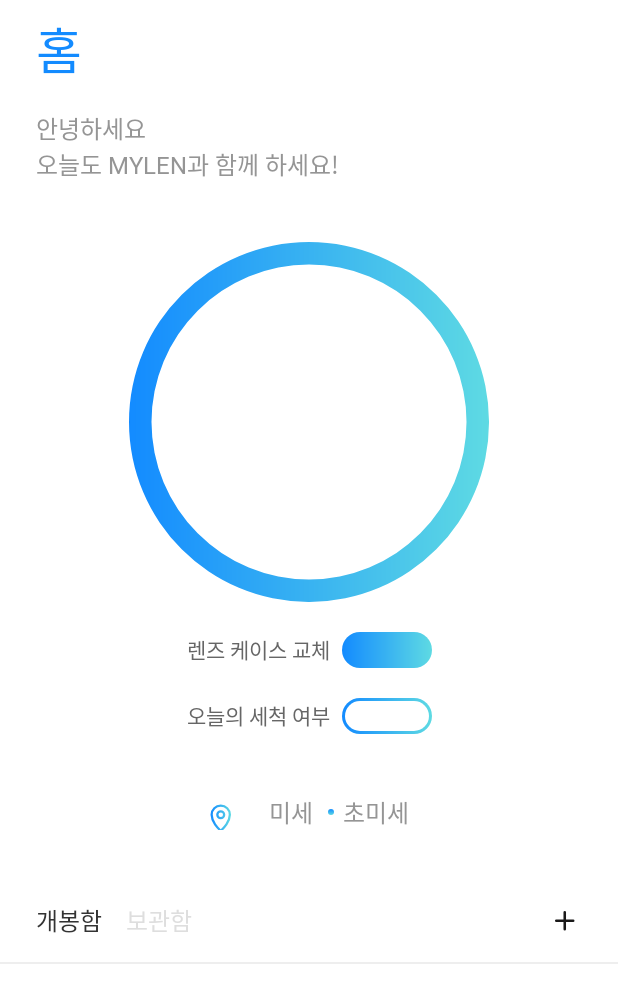
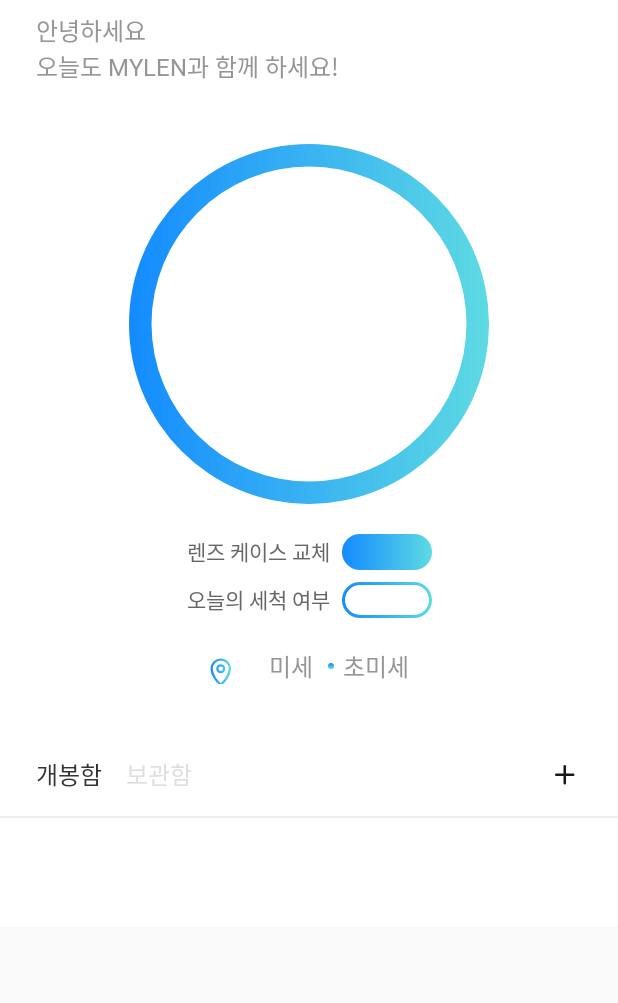
Before and after one commit to soo5717/Mylen, an Android app: the layout fragment_main.xml on its own in the app's theme, with its tools: preview values and no code run, on a phone screen of 412 x 824 dp. Shown: the top 1003 px of the screen. Run offline under Robolectric (Android 15) with nearby library versions, the phone set to English and light mode, and no system bars.

Commit message:
home text delete

```diff
--- a/app/src/main/AndroidManifest.xml
+++ b/app/src/main/AndroidManifest.xml
@@ -14,6 +14,10 @@
         <activity android:name=".feature.others.SplashActivity" android:theme="@style/SplashTheme">
         </activity>
         <activity android:name=".feature.others.NavigationDrawer">
+            <intent-filter>
+                <action android:name="android.intent.action.MAIN" />
+                <category android:name="android.intent.category.LAUNCHER" />
+            </intent-filter>
         </activity>
         <activity android:name=".feature.others.BottomNavigation">
         </activity>
@@ -21,10 +25,6 @@
         <activity android:name=".feature.calendar.FragmentCalendar" />
         <activity android:name=".feature.others.ActionBar" />
         <activity android:name=".feature.calendar.CalendarDate">
-            <intent-filter>
-                <action android:name="android.intent.action.MAIN" />
-                <category android:name="android.intent.category.LAUNCHER" />
-            </intent-filter>
         </activity>
 
         <!--  로그인/회원가입  -->
--- a/app/src/main/res/layout/fragment_main.xml
+++ b/app/src/main/res/layout/fragment_main.xml
@@ -1,37 +1,18 @@
 <?xml version="1.0" encoding="utf-8"?>
-<LinearLayout
+
+<ScrollView android:id="@+id/scrollView"
     xmlns:android="http://schemas.android.com/apk/res/android"
     xmlns:app="http://schemas.android.com/apk/res-auto"
     android:layout_width="match_parent"
-    android:layout_height="match_parent"
-    android:orientation="vertical"
-    android:background="@color/white">
-
-    <TextView
-        android:id="@+id/tv_home"
-        android:layout_width="wrap_content"
-        android:layout_height="wrap_content"
-        android:layout_marginStart="24dp"
-        android:layout_marginLeft="24dp"
-        android:layout_marginTop="8dp"
-        android:fontFamily="@font/notosans_medium"
-        android:includeFontPadding="false"
-        android:text="@string/home"
-        android:textColor="@color/clear_blue"
-        android:textSize="33sp" />
-
-    <ScrollView
-        android:id="@+id/scrollView"
-        android:layout_width="match_parent"
     android:layout_height="wrap_content"
     android:scrollbars="none"
-        android:overScrollMode="never">
+    android:overScrollMode="never"
+    android:background="@color/white">
 
 
     <androidx.constraintlayout.widget.ConstraintLayout
         android:layout_width="match_parent"
         android:layout_height="wrap_content">
-
 
         <TextView
             android:id="@+id/tv_title"
@@ -39,7 +20,7 @@
             android:layout_height="wrap_content"
             android:layout_marginStart="24dp"
             android:layout_marginLeft="24dp"
-                android:layout_marginTop="16dp"
+            android:layout_marginTop="8dp"
             android:fontFamily="@font/notosans_demilight"
             android:includeFontPadding="false"
             android:text="@string/main_1"
@@ -130,7 +111,7 @@
             android:id="@+id/linearLayout2"
             android:layout_width="wrap_content"
             android:layout_height="wrap_content"
-                android:layout_marginTop="20dp"
+            android:layout_marginTop="8dp"
             android:gravity="center"
             android:orientation="horizontal"
             app:layout_constraintEnd_toEndOf="parent"
@@ -140,11 +121,11 @@
             <TextView
                 android:layout_width="wrap_content"
                 android:layout_height="wrap_content"
+                android:fontFamily="@font/notosans_demilight"
+                android:includeFontPadding="false"
                 android:text="@string/today_clean"
-                    android:includeFontPadding="false"
                 android:textColor="@color/deep_grey"
-                    android:textSize="14sp"
-                    android:fontFamily="@font/notosans_demilight" />
+                android:textSize="14sp" />
 
             <Button
                 android:id="@+id/btn_today_clean"
@@ -153,17 +134,17 @@
                 android:layout_marginStart="8dp"
                 android:layout_marginLeft="8dp"
                 android:background="@drawable/btn_color_small_unchecked"
+                android:fontFamily="@font/notosans_regular"
+                android:includeFontPadding="false"
                 android:textColor="@color/clear_blue"
-                    android:textSize="14sp"
-                    android:includeFontPadding="false"
-                    android:fontFamily="@font/notosans_regular" />
+                android:textSize="14sp" />
         </LinearLayout>
 
         <LinearLayout
             android:id="@+id/linearLayout3"
             android:layout_width="wrap_content"
             android:layout_height="wrap_content"
-                android:layout_marginTop="40dp"
+            android:layout_marginTop="20dp"
             android:orientation="horizontal"
             app:layout_constraintEnd_toEndOf="parent"
             app:layout_constraintStart_toStartOf="parent"
@@ -176,21 +157,21 @@
                 android:drawableStart="@drawable/ic_map"
                 android:drawableLeft="@drawable/ic_map"
                 android:drawablePadding="4dp"
+                android:fontFamily="@font/notosans_demilight"
+                android:includeFontPadding="false"
                 android:textColor="@color/soft_black"
-                    android:textSize="16sp"
-                    android:includeFontPadding="false"
-                    android:fontFamily="@font/notosans_demilight" />
+                android:textSize="16sp" />
 
             <TextView
                 android:layout_width="wrap_content"
                 android:layout_height="wrap_content"
                 android:layout_marginStart="16dp"
                 android:layout_marginLeft="16dp"
+                android:fontFamily="@font/notosans_demilight"
+                android:includeFontPadding="false"
                 android:text="@string/fine_dust"
                 android:textColor="@color/soft_grey"
-                    android:textSize="16sp"
-                    android:includeFontPadding="false"
-                    android:fontFamily="@font/notosans_demilight" />
+                android:textSize="16sp" />
 
             <TextView
                 android:id="@+id/tv_fine_dust"
@@ -198,10 +179,10 @@
                 android:layout_height="wrap_content"
                 android:layout_marginStart="4dp"
                 android:layout_marginLeft="4dp"
+                android:fontFamily="@font/notosans_demilight"
+                android:includeFontPadding="false"
                 android:textColor="@color/soft_black"
-                    android:textSize="16sp"
-                    android:includeFontPadding="false"
-                    android:fontFamily="@font/notosans_demilight" />
+                android:textSize="16sp" />
 
             <TextView
                 android:layout_width="wrap_content"
@@ -211,11 +192,11 @@
                 android:drawableStart="@drawable/ic_circle_4dp"
                 android:drawableLeft="@drawable/ic_circle_4dp"
                 android:drawablePadding="6dp"
+                android:fontFamily="@font/notosans_demilight"
+                android:includeFontPadding="false"
                 android:text="@string/ultra_fine_dust"
                 android:textColor="@color/soft_grey"
-                    android:textSize="16sp"
-                    android:includeFontPadding="false"
-                    android:fontFamily="@font/notosans_demilight" />
+                android:textSize="16sp" />
 
             <TextView
                 android:id="@+id/tv_ultra_fine_dust"
@@ -223,10 +204,10 @@
                 android:layout_height="wrap_content"
                 android:layout_marginStart="4dp"
                 android:layout_marginLeft="4dp"
+                android:fontFamily="@font/notosans_demilight"
+                android:includeFontPadding="false"
                 android:textColor="@color/soft_black"
-                    android:textSize="16sp"
-                    android:includeFontPadding="false"
-                    android:fontFamily="@font/notosans_demilight" />
+                android:textSize="16sp" />
         </LinearLayout>
 
         <Button
@@ -308,5 +289,3 @@
             app:layout_constraintTop_toBottomOf="@+id/rv_main_lens_list" />
     </androidx.constraintlayout.widget.ConstraintLayout>
 </ScrollView>
-
-</LinearLayout>
```
Lines whose indentation alone changed are shown as unchanged.
